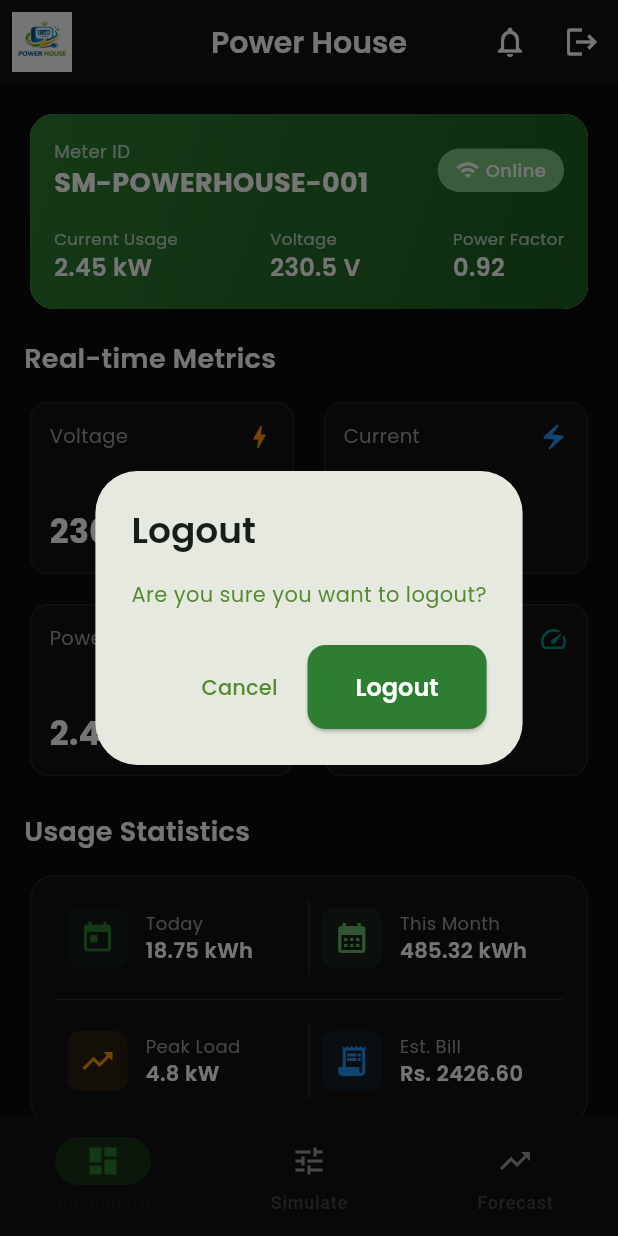
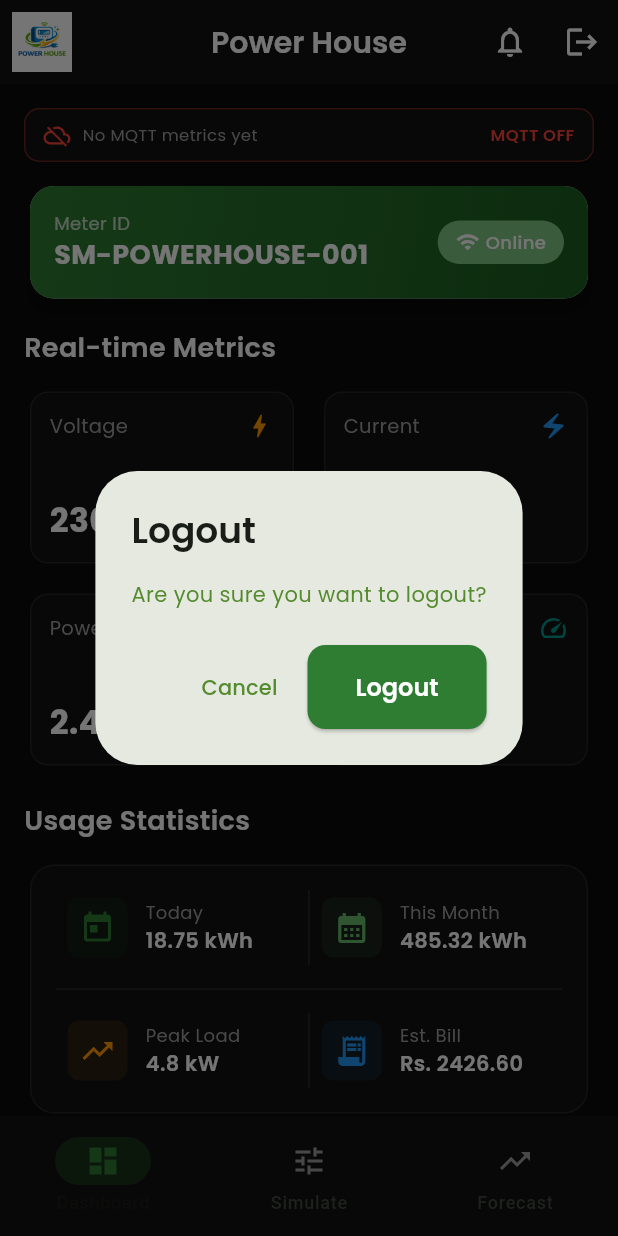
Before and after one commit to Rishi-Codes-Git/power-house, a Flutter app: the screen it shows after launch, after a tap on "Login", after a tap on the "logout" icon, on a phone screen of 412 x 824 dp. Run offline on Flutter 3.47's test engine with Material 3 defaults, Android fonts, the phone set to English and light mode, and no system bars; our stand-ins replace fl_chart, google_fonts, percent_indicator, syncfusion_flutter_gauges; missing offline and left inert: mqtt_client; network calls fail.

Commit message:
UI: meter card minimal

```diff
--- a/lib/screens/dashboard_screen.dart
+++ b/lib/screens/dashboard_screen.dart
@@ -21,36 +21,35 @@ class DashboardScreen extends StatefulWidget {
 class _DashboardScreenState extends State<DashboardScreen> {
   int _selectedIndex = 0;
   final MqttService _mqttService = MqttService();
-  StreamSubscription<Map<String, double>>? _metricsSubscription;
-
-  // MQTT metrics with fallback to SmartMeter values
-  double? _mqttVoltage;
-  double? _mqttCurrent;
-  double? _mqttPower;
+  Timer? _metricsRefreshTimer;
 
   @override
   void initState() {
     super.initState();
     _mqttService.registerScreen();
-    _connectAndSubscribe();
+    _connectMqtt();
+    _startMetricsRefresh();
   }
 
-  Future<void> _connectAndSubscribe() async {
-    final connected = await _mqttService.connect();
-    if (connected) {
-      _metricsSubscription = _mqttService.metricsStream.listen((metrics) {
-        setState(() {
-          _mqttVoltage = metrics['voltage'];
-          _mqttCurrent = metrics['current'];
-          _mqttPower = metrics['power'];
+  Future<void> _connectMqtt() async {
+    await _mqttService.connect();
+    if (mounted) {
+      setState(() {});
+    }
+  }
+
+  void _startMetricsRefresh() {
+    _metricsRefreshTimer?.cancel();
+    _metricsRefreshTimer = Timer.periodic(const Duration(seconds: 1), (_) {
+      if (!mounted) return;
+      if (_selectedIndex != 0) return;
+      setState(() {});
     });
-      });
-    }
   }
 
   @override
   void dispose() {
-    _metricsSubscription?.cancel();
+    _metricsRefreshTimer?.cancel();
     _mqttService.disposeScreen();
     super.dispose();
   }
@@ -132,6 +131,8 @@ class _DashboardScreenState extends State<DashboardScreen> {
       child: Column(
         crossAxisAlignment: CrossAxisAlignment.start,
         children: [
+          _buildMqttStatus(),
+          const SizedBox(height: 12),
           // Meter Info Header
           _buildMeterInfoCard(),
           const SizedBox(height: 16),
@@ -160,6 +161,51 @@ class _DashboardScreenState extends State<DashboardScreen> {
           const SizedBox(height: 12),
           _buildDynamicPricing(),
           const SizedBox(height: 20),
+        ],
+      ),
+    );
+  }
+
+  Widget _buildMqttStatus() {
+    final lastAt = _mqttService.lastMetricsAt;
+    final lastText = lastAt == null
+        ? 'No MQTT metrics yet'
+        : 'Last MQTT update: ${lastAt.toLocal().toIso8601String()}';
+
+    return Container(
+      padding: const EdgeInsets.symmetric(horizontal: 12, vertical: 8),
+      decoration: BoxDecoration(
+        color: const Color(0xFF111111),
+        borderRadius: BorderRadius.circular(10),
+        border: Border.all(
+          color: _mqttService.isConnected
+              ? Colors.green.withAlpha(100)
+              : Colors.red.withAlpha(100),
+        ),
+      ),
+      child: Row(
+        children: [
+          Icon(
+            _mqttService.isConnected ? Icons.cloud_done : Icons.cloud_off,
+            color: _mqttService.isConnected ? Colors.green : Colors.red,
+            size: 18,
+          ),
+          const SizedBox(width: 8),
+          Expanded(
+            child: Text(
+              lastText,
+              style: GoogleFonts.poppins(fontSize: 11, color: Colors.grey),
+              overflow: TextOverflow.ellipsis,
+            ),
+          ),
+          Text(
+            _mqttService.isConnected ? 'MQTT OK' : 'MQTT OFF',
+            style: GoogleFonts.poppins(
+              fontSize: 11,
+              fontWeight: FontWeight.w600,
+              color: _mqttService.isConnected ? Colors.green : Colors.red,
+            ),
+          ),
         ],
       ),
     );
@@ -251,51 +297,31 @@ class _DashboardScreenState extends State<DashboardScreen> {
                 ),
               ],
             ),
-            const SizedBox(height: 16),
-            Row(
-              mainAxisAlignment: MainAxisAlignment.spaceBetween,
-              children: [
-                _buildMeterInfoItem(
-                  'Current Usage',
-                  '${widget.smartMeter.currentUsage} kW',
-                ),
-                _buildMeterInfoItem(
-                  'Voltage',
-                  '${widget.smartMeter.voltage} V',
-                ),
-                _buildMeterInfoItem(
-                  'Power Factor',
-                  widget.smartMeter.powerFactor.toString(),
-                ),
-              ],
-            ),
           ],
         ),
       ),
     );
   }
 
-  Widget _buildMeterInfoItem(String label, String value) {
-    return Column(
-      crossAxisAlignment: CrossAxisAlignment.start,
-      children: [
-        Text(
-          label,
-          style: GoogleFonts.poppins(fontSize: 11, color: Colors.white70),
-        ),
-        Text(
-          value,
-          style: GoogleFonts.poppins(
-            fontSize: 16,
-            fontWeight: FontWeight.w600,
-            color: Colors.white,
-          ),
-        ),
-      ],
-    );
-  }
+  Widget _buildRealTimeMetrics() {
+    return StreamBuilder<Map<String, double>>(
+      stream: _mqttService.metricsStream,
+      builder: (context, snapshot) {
+        final metrics = snapshot.data;
+        final voltage = metrics?['voltage'] ??
+            (_mqttService.voltage > 0 ? _mqttService.voltage : null) ??
+            widget.smartMeter.voltage;
+        final current = metrics?['current'] ??
+            (_mqttService.current > 0 ? _mqttService.current : null) ??
+            widget.smartMeter.current;
+        final power = metrics?['power'] ??
+            (_mqttService.power > 0 ? _mqttService.power : null) ??
+            widget.smartMeter.currentUsage;
+        final apparentPower = voltage * current;
+        final powerFactor = apparentPower > 0
+          ? ((power * 1000.0) / apparentPower).clamp(0.0, 1.0)
+          : widget.smartMeter.powerFactor;
 
-  Widget _buildRealTimeMetrics() {
         return GridView.count(
           shrinkWrap: true,
           physics: const NeverScrollableScrollPhysics(),
@@ -306,29 +332,31 @@ class _DashboardScreenState extends State<DashboardScreen> {
           children: [
             _buildMetricCard(
               'Voltage',
-          '${_mqttVoltage ?? widget.smartMeter.voltage} V',
+              '${voltage.toStringAsFixed(2)} V',
               Icons.bolt,
               Colors.orange,
             ),
             _buildMetricCard(
               'Current',
-          '${(_mqttCurrent ?? widget.smartMeter.current).toStringAsFixed(2)} A',
+              '${(current * 1000).toStringAsFixed(0)} mA',
               Icons.electric_bolt,
               Colors.blue,
             ),
             _buildMetricCard(
               'Power',
-          '${(_mqttPower ?? widget.smartMeter.currentUsage).toStringAsFixed(2)} kW',
+              '${power.toStringAsFixed(2)} kW',
               Icons.power,
               Colors.purple,
             ),
             _buildMetricCard(
               'Power Factor',
-          widget.smartMeter.powerFactor.toString(),
+              powerFactor.toStringAsFixed(2),
               Icons.speed,
               Colors.teal,
             ),
           ],
+        );
+      },
     );
   }
 
--- a/lib/services/mqtt_service.dart
+++ b/lib/services/mqtt_service.dart
@@ -1,4 +1,5 @@
 import 'dart:async';
+import 'dart:convert';
 import 'dart:io';
 import 'package:mqtt_client/mqtt_client.dart';
 import 'package:mqtt_client/mqtt_server_client.dart';
@@ -30,6 +31,18 @@ class MqttService {
   static const String topicVoltage = 'powerhouse/metrics/voltage';
   static const String topicCurrent = 'powerhouse/metrics/current';
   static const String topicPower = 'powerhouse/metrics/power';
+    static const String topicTransformer = 'powerhouse/transformer';
+    static const String topicTransformerVoltage =
+      'powerhouse/transformer/voltage';
+    static const String topicTransformerCurrent =
+      'powerhouse/transformer/current';
+    static const String topicTransformerPower = 'powerhouse/transformer/power';
+    static const String topicTransformerWildcard = 'powerhouse/transformer/#';
+    static const String topicMetricsWildcard = 'powerhouse/metrics/#';
+    static const String topicTransformerBareVoltage = 'transformer/voltage';
+    static const String topicTransformerBareCurrent = 'transformer/current';
+    static const String topicTransformerBarePower = 'transformer/power';
+    static const String topicTransformerBareWildcard = 'transformer/#';
 
   MqttServerClient? _client;
 
@@ -69,10 +82,12 @@ class MqttService {
   double _voltage = 0.0;
   double _current = 0.0;
   double _power = 0.0;
+  DateTime? _lastMetricsAt;
 
   double get voltage => _voltage;
   double get current => _current;
   double get power => _power;
+  DateTime? get lastMetricsAt => _lastMetricsAt;
 
   // Called when a screen starts using the MQTT service
   void registerScreen() {
@@ -131,10 +146,20 @@ class MqttService {
         _client!.subscribe(topicRelay2State, MqttQos.atLeastOnce);
         _client!.subscribe(topicStatus, MqttQos.atLeastOnce);
 
-        // Subscribe to metrics topics
+        // Subscribe to metrics topics (support both metrics/* and transformer/*)
         _client!.subscribe(topicVoltage, MqttQos.atLeastOnce);
         _client!.subscribe(topicCurrent, MqttQos.atLeastOnce);
         _client!.subscribe(topicPower, MqttQos.atLeastOnce);
+        _client!.subscribe(topicTransformer, MqttQos.atLeastOnce);
+        _client!.subscribe(topicTransformerVoltage, MqttQos.atLeastOnce);
+        _client!.subscribe(topicTransformerCurrent, MqttQos.atLeastOnce);
+        _client!.subscribe(topicTransformerPower, MqttQos.atLeastOnce);
+        _client!.subscribe(topicTransformerWildcard, MqttQos.atLeastOnce);
+        _client!.subscribe(topicMetricsWildcard, MqttQos.atLeastOnce);
+        _client!.subscribe(topicTransformerBareVoltage, MqttQos.atLeastOnce);
+        _client!.subscribe(topicTransformerBareCurrent, MqttQos.atLeastOnce);
+        _client!.subscribe(topicTransformerBarePower, MqttQos.atLeastOnce);
+        _client!.subscribe(topicTransformerBareWildcard, MqttQos.atLeastOnce);
 
         // Listen to messages
         _client!.updates!.listen(_onMessage);
@@ -194,15 +219,26 @@ class MqttService {
         _lastStatus = 'Device status: $payload';
       }
       // Handle metrics updates
-      else if (topic == topicVoltage) {
-        _voltage = double.tryParse(payload) ?? _voltage;
-        _emitMetrics();
-      } else if (topic == topicCurrent) {
-        _current = double.tryParse(payload) ?? _current;
-        _emitMetrics();
-      } else if (topic == topicPower) {
-        _power = double.tryParse(payload) ?? _power;
-        _emitMetrics();
+      else if (_isVoltageTopic(topic)) {
+        final parsed = _parseMetricPayload(payload);
+        if (parsed != null) {
+          _voltage = parsed;
+          _emitMetrics();
+        }
+      } else if (_isCurrentTopic(topic)) {
+        final parsed = _parseMetricPayload(payload);
+        if (parsed != null) {
+          _current = parsed;
+          _emitMetrics();
+        }
+      } else if (_isPowerTopic(topic)) {
+        final parsed = _parseMetricPayload(payload);
+        if (parsed != null) {
+          _power = parsed;
+          _emitMetrics();
+        }
+      } else if (topic == topicTransformer) {
+        _parseTransformerPayload(payload);
       }
     }
   }
@@ -222,12 +258,89 @@ class MqttService {
   }
 
   void _emitMetrics() {
+    _lastMetricsAt = DateTime.now();
     _metricsController.add({
       'voltage': _voltage,
       'current': _current,
       'power': _power,
     });
     print('📊 Metrics Updated: V=$_voltage, I=$_current, P=$_power');
+  }
+
+  void _parseTransformerPayload(String payload) {
+    try {
+      final decoded = json.decode(payload);
+      if (decoded is! Map) return;
+
+      bool updated = false;
+      final voltage = _parseMetricValue(decoded['voltage']);
+      final current = _parseMetricValue(decoded['current']);
+      final power = _parseMetricValue(decoded['power']);
+
+      if (voltage != null) {
+        _voltage = voltage;
+        updated = true;
+      }
+      if (current != null) {
+        _current = current;
+        updated = true;
+      }
+      if (power != null) {
+        _power = power;
+        updated = true;
+      }
+
+      if (updated) {
+        _emitMetrics();
+      }
+    } catch (e) {
+      print('⚠️ Failed to parse transformer payload: $e');
+    }
+  }
+
+  double? _parseDouble(dynamic value) {
+    if (value == null) return null;
+    if (value is num) return value.toDouble();
+    if (value is String) return double.tryParse(value);
+    return null;
+  }
+
+  double? _parseMetricPayload(String payload) {
+    final direct = double.tryParse(payload);
+    if (direct != null) return direct;
+
+    // Allow payloads like "182.80 V" or "voltage=182.80"
+    final match = RegExp(r'[-+]?[0-9]*\.?[0-9]+').firstMatch(payload);
+    if (match == null) return null;
+    return double.tryParse(match.group(0) ?? '');
+  }
+
+  double? _parseMetricValue(dynamic value) {
+    if (value == null) return null;
+    if (value is num) return value.toDouble();
+    if (value is String) return _parseMetricPayload(value);
+    return null;
+  }
+
+  bool _isVoltageTopic(String topic) {
+    return topic == topicVoltage ||
+        topic == topicTransformerVoltage ||
+      topic == topicTransformerBareVoltage ||
+        topic.endsWith('/voltage');
+  }
+
+  bool _isCurrentTopic(String topic) {
+    return topic == topicCurrent ||
+        topic == topicTransformerCurrent ||
+      topic == topicTransformerBareCurrent ||
+        topic.endsWith('/current');
+  }
+
+  bool _isPowerTopic(String topic) {
+    return topic == topicPower ||
+        topic == topicTransformerPower ||
+      topic == topicTransformerBarePower ||
+        topic.endsWith('/power');
   }
 
   void _publishMessage(String topic, String message, {bool retain = false}) {
```
Also changed, not shown: pubspec.lock. Lines whose indentation alone changed are shown as unchanged.
